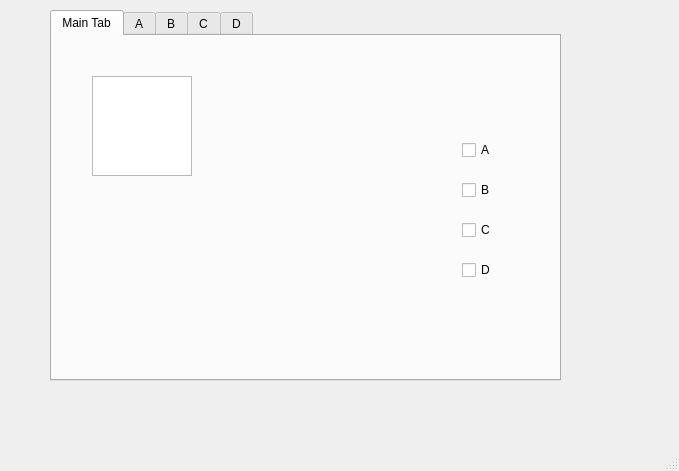
dilayacer/Treeview_QT, file tab.ui: the form before one commit.
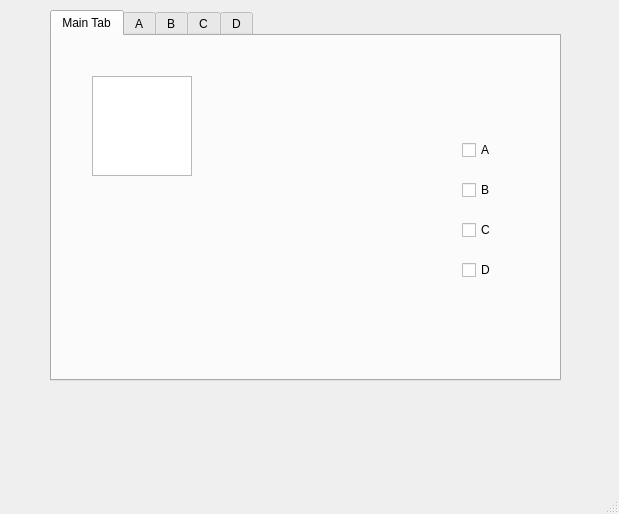
The form after the commit. The open tabs and pages were chosen to show the change.

```diff
--- a/tab.ui
+++ b/tab.ui
@@ -6,8 +6,8 @@
    <rect>
     <x>0</x>
     <y>0</y>
-    <width>679</width>
-    <height>471</height>
+    <width>619</width>
+    <height>514</height>
    </rect>
   </property>
   <property name="windowTitle">
```
Left out of the diff: 4 changed lines with no effect on the pictures.
